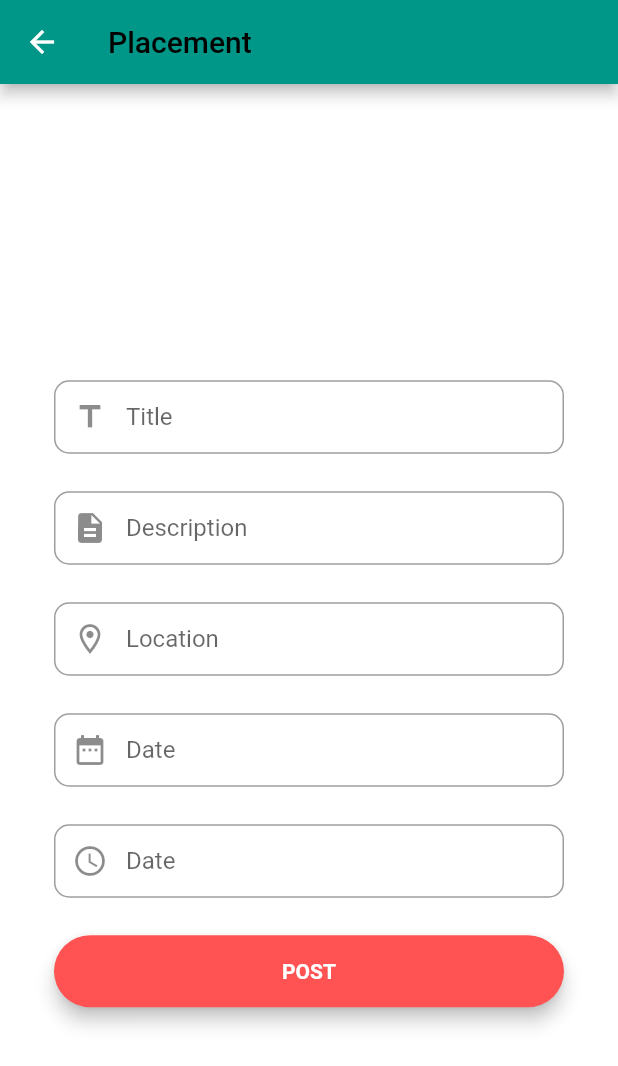
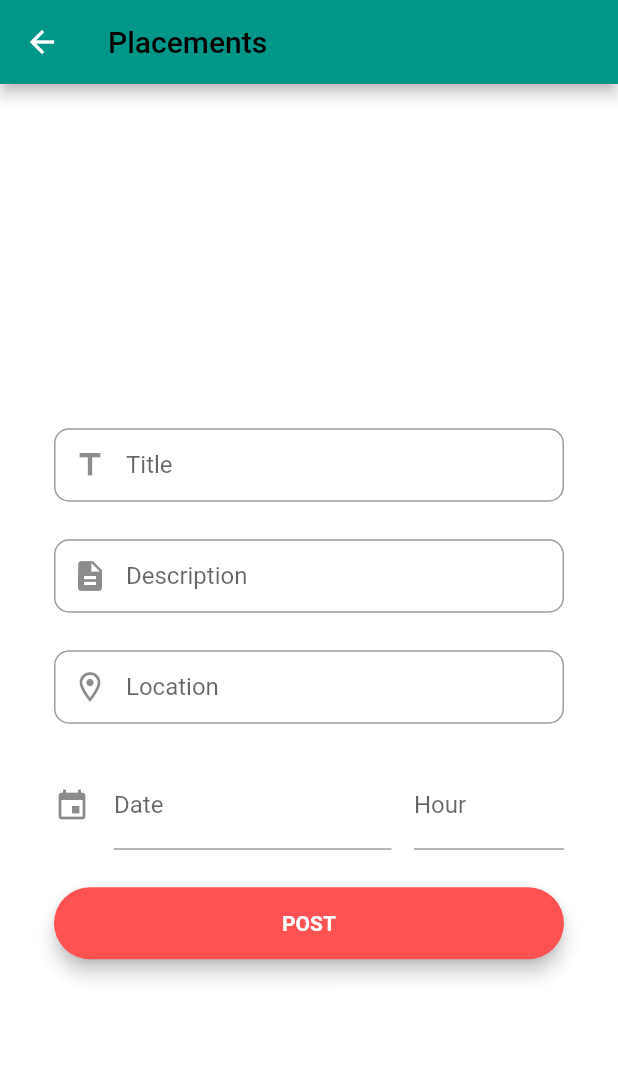
Before and after one commit to Tejas-72/Rement, a Flutter app: the add_place screen opened directly, on a phone screen of 412 x 824 dp. Shown: the top 1066 px of the screen. Run offline on Flutter 3.47's test engine with Material 2 defaults, Android fonts, the phone set to English and light mode, and no system bars; drawn by our look-alikes of date_time_picker; our stand-ins replace cloud_firestore, firebase_auth, firebase_core, firebase_database, fluttertoast; missing offline and left inert: dart:ffi, flutter_onboard; accounts and stored records are empty.

Commit message:
date_time_picker

```diff
--- a/lib/post/add_place.dart
+++ b/lib/post/add_place.dart
@@ -1,5 +1,6 @@
 import 'dart:math';
 import 'package:cloud_firestore/cloud_firestore.dart';
+import 'package:date_time_picker/date_time_picker.dart';
 import 'package:firebase_auth/firebase_auth.dart';
 import 'package:flutter/material.dart';
 
@@ -109,60 +110,85 @@ class _add_placeState extends State<add_place> {
       ),
     );
 
-    final datefield = TextFormField(
-      autofocus: false,
+    final datefield=DateTimePicker(
       controller: dateController,
-      keyboardType: TextInputType.text,
-      validator: (value) {
-        if (value!.isEmpty) {
-          return ("please enter date");
+      type: DateTimePickerType.dateTimeSeparate,
+      dateMask: 'd MMM, yyyy',
+      initialValue: null,
+      firstDate: DateTime(2000),
+      lastDate: DateTime(2100),
+      icon: Icon(Icons.event),
+      dateLabelText: 'Date',
+      timeLabelText: "Hour",
+      selectableDayPredicate: (date) {
+        // Disable weekend days to select from the calendar
+        if (date.weekday == 6 || date.weekday == 7) {
+          return false;
         }
 
+        return true;
+      },
+      onChanged: (val) => print(val),
+      validator: (val) {
+        print(val);
         return null;
       },
+      onSaved: (val) => print(val),
+    );
+    // final datefield = TextFormField(
+    //   autofocus: false,
+    //   controller: dateController,
+    //   keyboardType: TextInputType.text,
+    //   validator: (value) {
+    //     if (value!.isEmpty) {
+    //       return ("please enter date");
+    //     }
+    //
+    //     return null;
+    //   },
+    //
+    //   onSaved: (value) {
+    //     dateController.text = value!;
+    //   },
+    //   textInputAction: TextInputAction.next,
+    //   textAlign: TextAlign.justify,
+    //   decoration: InputDecoration(
+    //     prefixIcon: Icon(Icons.date_range),
+    //     contentPadding: EdgeInsets.fromLTRB(20, 15, 20, 15),
+    //     hintText: "Date",
+    //
+    //     border: OutlineInputBorder(
+    //         borderRadius: BorderRadius.circular(10)
+    //     ),
+    //   ),
+    // );
+    // final timefield = TextFormField(
+    //   autofocus: false,
+    //   controller: timecontroller,
+    //   keyboardType: TextInputType.text,
+    //   validator: (value) {
+    //     if (value!.isEmpty) {
+    //       return ("please enter time");
+    //     }
+    //
+    //     return null;
+    //   },
 
-      onSaved: (value) {
-        dateController.text = value!;
-      },
-      textInputAction: TextInputAction.next,
-      textAlign: TextAlign.justify,
-      decoration: InputDecoration(
-        prefixIcon: Icon(Icons.date_range),
-        contentPadding: EdgeInsets.fromLTRB(20, 15, 20, 15),
-        hintText: "Date",
-
-        border: OutlineInputBorder(
-            borderRadius: BorderRadius.circular(10)
-        ),
-      ),
-    );
-    final timefield = TextFormField(
-      autofocus: false,
-      controller: timecontroller,
-      keyboardType: TextInputType.text,
-      validator: (value) {
-        if (value!.isEmpty) {
-          return ("please enter time");
-        }
-
-        return null;
-      },
-
-      onSaved: (value) {
-        titleController.text = value!;
-      },
-      textInputAction: TextInputAction.next,
-      textAlign: TextAlign.justify,
-      decoration: InputDecoration(
-        prefixIcon: Icon(Icons.access_time),
-        contentPadding: EdgeInsets.fromLTRB(20, 15, 20, 15),
-        hintText: "Date",
-
-        border: OutlineInputBorder(
-            borderRadius: BorderRadius.circular(10)
-        ),
-      ),
-    );
+    //   onSaved: (value) {
+    //     titleController.text = value!;
+    //   },
+    //   textInputAction: TextInputAction.next,
+    //   textAlign: TextAlign.justify,
+    //   decoration: InputDecoration(
+    //     prefixIcon: Icon(Icons.access_time),
+    //     contentPadding: EdgeInsets.fromLTRB(20, 15, 20, 15),
+    //     hintText: "Date",
+    //
+    //     border: OutlineInputBorder(
+    //         borderRadius: BorderRadius.circular(10)
+    //     ),
+    //   ),
+    // );
 
     final postbtn = Material(
 
@@ -177,7 +203,7 @@ class _add_placeState extends State<add_place> {
             .width,
         onPressed: () {
           int evid = random.nextInt(1000);
-          post_events("Placements", titleController.text, descController.text, venueController.text, dateController.text, timecontroller.text, evid.toString());
+          post_events("Cultural", titleController.text, descController.text, venueController.text, dateController.text, evid.toString());
         },
         child: Text('POST', textAlign: TextAlign.center, style: TextStyle(
           fontWeight: FontWeight.bold,
@@ -196,7 +222,7 @@ class _add_placeState extends State<add_place> {
           mainAxisAlignment: MainAxisAlignment.spaceBetween,
           children: [
             const Text(
-              'Placement',
+              'Placements',
               style:TextStyle(color: Colors.black),
             ),
 
@@ -225,8 +251,7 @@ class _add_placeState extends State<add_place> {
                     SizedBox(height: 25),
                     datefield,
                     SizedBox(height: 25),
-                    timefield,
-                    SizedBox(height: 25),
+
                     postbtn,
 
 
@@ -240,7 +265,7 @@ class _add_placeState extends State<add_place> {
     );
   }
 
-  Future<void> post_events(String sub,String title,String desc,String ven,String date,String time, String eventid) async
+  Future<void> post_events(String sub,String title,String desc,String ven,String date, String eventid) async
   {
     CollectionReference events = FirebaseFirestore.instance.collection('events');
     FirebaseAuth auth =FirebaseAuth.instance;
@@ -250,7 +275,6 @@ class _add_placeState extends State<add_place> {
       "venue": ven,
       "desc": desc,
       "date": date,
-      "time": time,
       "eventid": eventid,
 
     }
--- a/pubspec.yaml
+++ b/pubspec.yaml
@@ -43,6 +43,7 @@ dependencies:
   firebase_storage: ^10.3.1
   datetime_picker_formfield: ^2.0.0
   firebase_database: ^9.0.18
+  date_time_picker: ^2.1.0
 
 dev_dependencies:
   flutter_test:
```
Also changed, not shown: lib/post/add_cult.dart (+77 -53 lines), lib/post/add_others.dart (+77 -53 lines), lib/post/add_tech.dart (+77 -53 lines), lib/view/view_post.dart (+12 -12 lines), pubspec.lock.
